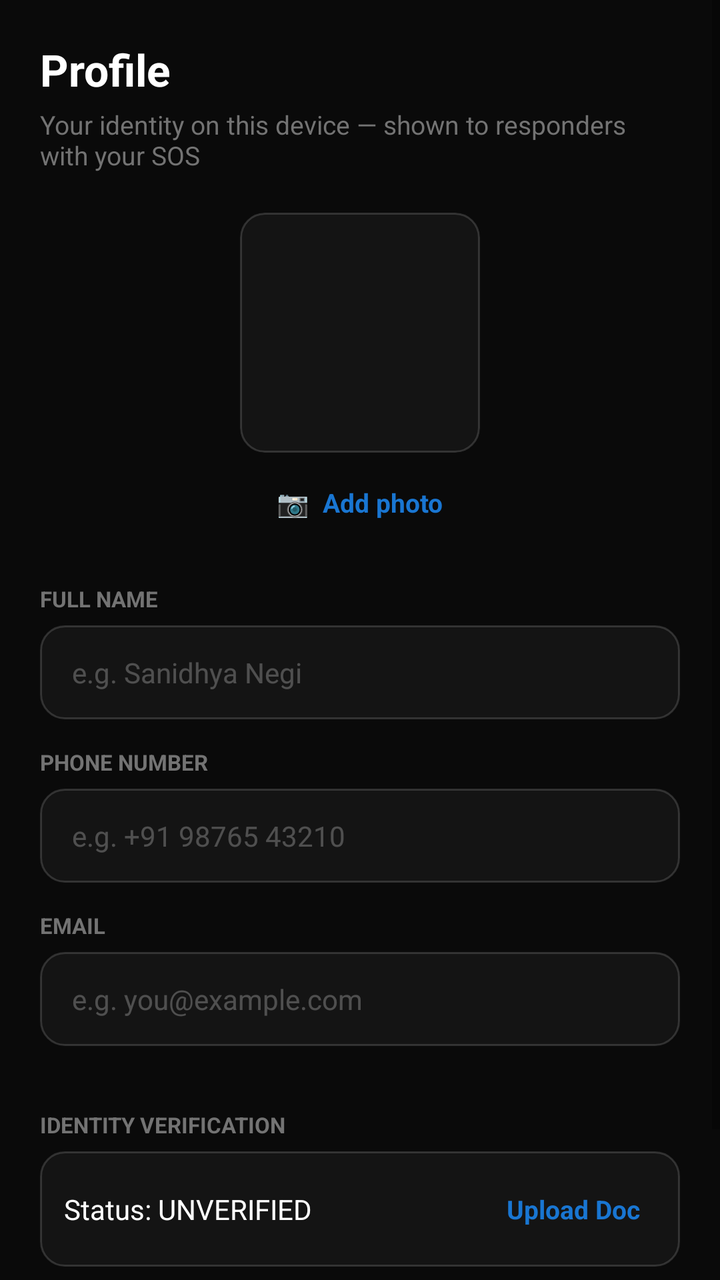
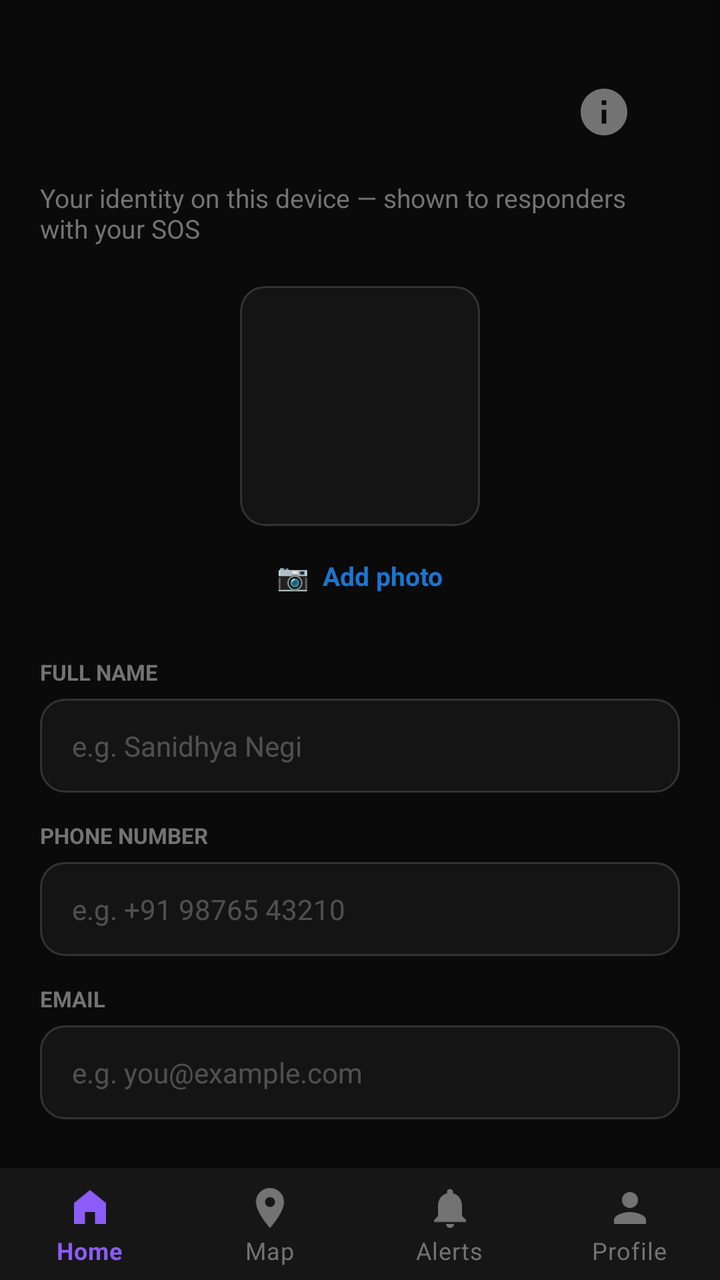

Two renders of the same Android screen: before a commit and after it. Below are the layout's source before the change and the commit's diff.
<!-- AndroidManifest.xml: application theme Theme.GeoRescuX -->
<!-- res/layout/activity_profile.xml -->
<?xml version="1.0" encoding="utf-8"?>
<ScrollView xmlns:android="http://schemas.android.com/apk/res/android"
    android:layout_width="match_parent"
    android:layout_height="match_parent"
    android:background="@color/bg_app"
    android:fillViewport="true">

    <LinearLayout
        android:layout_width="match_parent"
        android:layout_height="wrap_content"
        android:orientation="vertical"
        android:padding="20dp">

        <TextView
            android:layout_width="wrap_content"
            android:layout_height="wrap_content"
            android:text="Profile"
            android:textColor="@color/text_primary"
            android:textSize="22sp"
            android:textStyle="bold" />

        <TextView
            android:layout_width="wrap_content"
            android:layout_height="wrap_content"
            android:layout_marginTop="4dp"
            android:layout_marginBottom="20dp"
            android:text="Your identity on this device — shown to responders with your SOS"
            android:textColor="@color/text_muted"
            android:textSize="13sp" />

        <ImageView
            android:id="@+id/imageProfile"
            android:layout_width="120dp"
            android:layout_height="120dp"
            android:layout_gravity="center_horizontal"
            android:layout_marginBottom="8dp"
            android:background="@drawable/bg_input_field"
            android:clipToOutline="true"
            android:contentDescription="Profile photo"
            android:scaleType="centerCrop" />

        <TextView
            android:id="@+id/textChangePhoto"
            android:layout_width="wrap_content"
            android:layout_height="wrap_content"
            android:layout_gravity="center_horizontal"
            android:layout_marginBottom="24dp"
            android:clickable="true"
            android:focusable="true"
            android:padding="8dp"
            android:text="📷  Add photo"
            android:textColor="#1976D2"
            android:textSize="13sp"
            android:textStyle="bold" />

        <TextView
            android:layout_width="wrap_content"
            android:layout_height="wrap_content"
            android:layout_marginBottom="6dp"
            android:text="FULL NAME"
            android:textColor="@color/text_muted"
            android:textSize="11sp"
            android:textStyle="bold" />

        <EditText
            android:id="@+id/editProfileName"
            android:layout_width="match_parent"
            android:layout_height="wrap_content"
            android:layout_marginBottom="14dp"
            android:background="@drawable/bg_input_field"
            android:hint="e.g. Sanidhya Negi"
            android:inputType="textPersonName"
            android:textColor="@color/text_primary"
            android:textColorHint="@color/text_subtle"
            android:textSize="14sp" />

        <TextView
            android:layout_width="wrap_content"
            android:layout_height="wrap_content"
            android:layout_marginBottom="6dp"
            android:text="PHONE NUMBER"
            android:textColor="@color/text_muted"
            android:textSize="11sp"
            android:textStyle="bold" />

        <EditText
            android:id="@+id/editProfilePhone"
            android:layout_width="match_parent"
            android:layout_height="wrap_content"
            android:layout_marginBottom="14dp"
            android:background="@drawable/bg_input_field"
            android:hint="e.g. +91 98765 43210"
            android:inputType="phone"
            android:textColor="@color/text_primary"
            android:textColorHint="@color/text_subtle"
            android:textSize="14sp" />

        <TextView
            android:layout_width="wrap_content"
            android:layout_height="wrap_content"
            android:layout_marginBottom="6dp"
            android:text="EMAIL"
            android:textColor="@color/text_muted"
            android:textSize="11sp"
            android:textStyle="bold" />

        <EditText
            android:id="@+id/editProfileEmail"
            android:layout_width="match_parent"
            android:layout_height="wrap_content"
            android:layout_marginBottom="24dp"
            android:background="@drawable/bg_input_field"
            android:hint="e.g. you@example.com"
            android:inputType="textEmailAddress"
            android:textColor="@color/text_primary"
            android:textColorHint="@color/text_subtle"
            android:textSize="14sp" />

        <TextView
            android:layout_width="wrap_content"
            android:layout_height="wrap_content"
            android:layout_marginTop="8dp"
            android:layout_marginBottom="6dp"
            android:text="IDENTITY VERIFICATION"
            android:textColor="@color/text_muted"
            android:textSize="11sp"
            android:textStyle="bold" />

        <LinearLayout
            android:layout_width="match_parent"
            android:layout_height="wrap_content"
            android:layout_marginBottom="24dp"
            android:background="@drawable/bg_input_field"
            android:orientation="horizontal"
            android:padding="12dp">

            <TextView
                android:id="@+id/textVerificationStatus"
                android:layout_width="0dp"
                android:layout_height="wrap_content"
                android:layout_weight="1"
                android:layout_gravity="center_vertical"
                android:text="Status: UNVERIFIED"
                android:textColor="@color/text_primary"
                android:textSize="14sp" />

            <TextView
                android:id="@+id/textUploadDocument"
                android:layout_width="wrap_content"
                android:layout_height="wrap_content"
                android:layout_gravity="center_vertical"
                android:clickable="true"
                android:focusable="true"
                android:padding="8dp"
                android:text="Upload Doc"
                android:textColor="#1976D2"
                android:textSize="13sp"
                android:textStyle="bold" />
        </LinearLayout>

        <Button
            android:id="@+id/buttonSaveProfile"
            android:layout_width="match_parent"
            android:layout_height="wrap_content"
            android:backgroundTint="#7C4DFF"
            android:text="Save Profile"
            android:textColor="@android:color/white" />

    </LinearLayout>
</ScrollView>
<!-- resources referenced by this layout -->
<resources>
  <color name="bg_app">#0A0A0A</color>
  <color name="text_muted">#737373</color>
  <color name="text_primary">#FFFFFF</color>
  <color name="text_subtle">#40FFFFFF</color>
  <style name="Theme.GeoRescuX" parent="Theme.MaterialComponents.DayNight.NoActionBar">
          
          <item name="colorPrimary">@color/violet_accent</item>
          <item name="colorPrimaryVariant">@color/bg_app</item>
          <item name="colorOnPrimary">@color/white</item>
          
          <item name="colorSecondary">@color/violet_light</item>
          <item name="colorSecondaryVariant">@color/violet_dim</item>
          <item name="colorOnSecondary">@color/white</item>
          
          <item name="android:windowBackground">@color/bg_app</item>
          <item name="colorSurface">@color/bg_surface</item>
          <item name="colorOnSurface">@color/text_primary</item>
          
          <item name="android:statusBarColor">@color/bg_app</item>
          <item name="android:navigationBarColor">@color/bg_app</item>
          
          <item name="materialCardViewStyle">@style/Widget.GeoRescuX.Card</item>
      </style>
  <color name="bg_input">#141414</color>
  <color name="violet_accent">#7C3AED</color>
  <color name="border_light">#26FFFFFF</color>
  <color name="white">#FFFFFFFF</color>
  <color name="violet_light">#8B5CF6</color>
  <color name="violet_dim">#267C3AED</color>
  <color name="bg_surface">#161616</color>
  <style name="Widget.GeoRescuX.Card" parent="Widget.MaterialComponents.CardView">
          <item name="cardBackgroundColor">@color/bg_card</item>
          <item name="cardCornerRadius">16dp</item>
          <item name="cardElevation">0dp</item>
          <item name="strokeColor">@color/divider_subtle</item>
          <item name="strokeWidth">1dp</item>
      </style>
  <color name="bg_card">#1E1E1E</color>
  <color name="divider_subtle">#14FFFFFF</color>
  <!-- unchanged entries left out for length: 1 -->
</resources>

<!-- the commit's change to res/layout/activity_profile.xml (unified diff, before → after) -->
@@ -1,9 +1,16 @@
 <?xml version="1.0" encoding="utf-8"?>
-<ScrollView xmlns:android="http://schemas.android.com/apk/res/android"
+<LinearLayout xmlns:android="http://schemas.android.com/apk/res/android"
+    xmlns:app="http://schemas.android.com/apk/res-auto"
     android:layout_width="match_parent"
     android:layout_height="match_parent"
     android:background="@color/bg_app"
-    android:fillViewport="true">
+    android:orientation="vertical">
+
+    <ScrollView
+        android:layout_width="match_parent"
+        android:layout_height="0dp"
+        android:layout_weight="1"
+        android:fillViewport="true">
 
     <LinearLayout
         android:layout_width="match_parent"
@@ -11,13 +18,7 @@
         android:orientation="vertical"
         android:padding="20dp">
 
-        <TextView
-            android:layout_width="wrap_content"
-            android:layout_height="wrap_content"
-            android:text="Profile"
-            android:textColor="@color/text_primary"
-            android:textSize="22sp"
-            android:textStyle="bold" />
+        <include layout="@layout/view_top_bar" />
 
         <TextView
             android:layout_width="wrap_content"
@@ -166,5 +167,133 @@
             android:text="Save Profile"
             android:textColor="@android:color/white" />
 
+        
+        <TextView
+            android:layout_width="wrap_content"
+            android:layout_height="wrap_content"
+            android:layout_marginTop="20dp"
+            android:layout_marginBottom="6dp"
+            android:text="@string/profile_region"
+            android:textColor="@color/text_muted"
+            android:textSize="11sp"
+            android:textStyle="bold" />
+
+        <LinearLayout
+            android:id="@+id/rowRegion"
+            android:layout_width="match_parent"
+            android:layout_height="wrap_content"
+            android:layout_marginBottom="12dp"
+            android:background="@drawable/bg_input_field"
+            android:gravity="center_vertical"
+            android:orientation="horizontal"
+            android:padding="12dp">
+
+            <TextView
+                android:id="@+id/textProfileRegion"
+                android:layout_width="0dp"
+                android:layout_height="wrap_content"
+                android:layout_weight="1"
+                android:textColor="@color/text_primary"
+                android:textSize="14sp" />
+
+            <TextView
+                android:layout_width="wrap_content"
+                android:layout_height="wrap_content"
+                android:text="@string/profile_change_region"
+                android:textColor="@color/violet_light"
+                android:textSize="13sp"
+                android:textStyle="bold" />
+        </LinearLayout>
+
+        
+        <LinearLayout
+            android:id="@+id/rowEmergencyContacts"
+            android:layout_width="match_parent"
+            android:layout_height="wrap_content"
+            android:layout_marginBottom="20dp"
+            android:background="@drawable/bg_input_field"
+            android:gravity="center_vertical"
+            android:orientation="horizontal"
+            android:padding="12dp">
+
+            <TextView
+                android:layout_width="0dp"
+                android:layout_height="wrap_content"
+                android:layout_weight="1"
+                android:text="@string/profile_emergency_contacts"
+                android:textColor="@color/text_primary"
+                android:textSize="14sp" />
+
+            <TextView
+                android:layout_width="wrap_content"
+                android:layout_height="wrap_content"
+                android:text="Manage"
+                android:textColor="@color/violet_light"
+                android:textSize="13sp"
+                android:textStyle="bold" />
+        </LinearLayout>
+
+        <Button
+            android:id="@+id/buttonLogout"
+            android:layout_width="match_parent"
+            android:layout_height="wrap_content"
+            android:background="@drawable/bg_button_secondary"
+            android:stateListAnimator="@null"
+            android:text="@string/profile_log_out"
+            android:textAllCaps="false"
+            android:textColor="@color/text_muted"
+            android:textSize="14sp"
+            android:textStyle="bold"
+            app:backgroundTint="@null" />
+
     </LinearLayout>
-</ScrollView>
+    </ScrollView>
+
+    <include layout="@layout/view_bottom_nav" />
+</LinearLayout>
+<!-- res/layout/view_top_bar.xml (included above) -->
+<?xml version="1.0" encoding="utf-8"?>
+<LinearLayout xmlns:android="http://schemas.android.com/apk/res/android"
+    android:layout_width="match_parent"
+    android:layout_height="wrap_content"
+    android:gravity="center_vertical"
+    android:orientation="horizontal"
+    android:paddingHorizontal="18dp"
+    android:paddingTop="16dp"
+    android:paddingBottom="10dp">
+
+    <TextView
+        android:id="@+id/topBarTitle"
+        android:layout_width="0dp"
+        android:layout_height="wrap_content"
+        android:layout_weight="1"
+        android:textColor="@color/text_primary"
+        android:textSize="20sp"
+        android:textStyle="bold" />
+
+    
+    <ImageView
+        android:id="@+id/helpButton"
+        android:layout_width="40dp"
+        android:layout_height="40dp"
+        android:background="?attr/selectableItemBackgroundBorderless"
+        android:contentDescription="Help"
+        android:padding="6dp"
+        android:src="@drawable/ic_help"
+        app:tint="@color/text_muted"
+        xmlns:app="http://schemas.android.com/apk/res-auto" />
+</LinearLayout>
+<!-- res/layout/view_bottom_nav.xml (included above) -->
+<?xml version="1.0" encoding="utf-8"?>
+<com.google.android.material.bottomnavigation.BottomNavigationView
+    xmlns:android="http://schemas.android.com/apk/res/android"
+    xmlns:app="http://schemas.android.com/apk/res-auto"
+    android:id="@+id/bottomNavigationView"
+    android:layout_width="match_parent"
+    android:layout_height="wrap_content"
+    android:background="@color/bg_surface"
+    app:elevation="0dp"
+    app:itemIconTint="@color/bottom_nav_item_color"
+    app:itemTextColor="@color/bottom_nav_item_color"
+    app:labelVisibilityMode="labeled"
+    app:menu="@menu/bottom_nav_menu" />
<!-- resource entries referenced after the edit -->
@@ -28,6 +28,38 @@
   <color name="border_light">#26FFFFFF</color>
   <color name="white">#FFFFFFFF</color>
   <color name="violet_light">#8B5CF6</color>
+  <!-- drawable bg_button_secondary (drawable) -->
+  <?xml version="1.0" encoding="utf-8"?>
+  <ripple xmlns:android="http://schemas.android.com/apk/res/android"
+      android:color="#26FFFFFF">
+      <item>
+          <shape android:shape="rectangle">
+              <solid android:color="@color/bg_card" />
+              <corners android:radius="12dp" />
+              <stroke
+                  android:width="1dp"
+                  android:color="@color/divider_subtle" />
+              <padding
+                  android:bottom="14dp"
+                  android:top="14dp" />
+          </shape>
+      </item>
+  </ripple>
+  <!-- drawable ic_help (drawable) -->
+  <vector xmlns:android="http://schemas.android.com/apk/res/android"
+      android:width="24dp"
+      android:height="24dp"
+      android:viewportWidth="24"
+      android:viewportHeight="24"
+      android:tint="?attr/colorControlNormal">
+      <path
+          android:fillColor="@android:color/white"
+          android:pathData="M12,2 C6.48,2 2,6.48 2,12 s4.48,10 10,10 10,-4.48 10,-10 S17.52,2 12,2 Z M13,17 h-2 v-6 h2 Z M13,9 h-2 V7 h2 Z" />
+  </vector>
+  <string name="profile_change_region">Change region</string>
+  <string name="profile_emergency_contacts">Emergency Contacts</string>
+  <string name="profile_log_out">Log Out</string>
+  <string name="profile_region">Region</string>
   <color name="violet_dim">#267C3AED</color>
   <color name="bg_surface">#161616</color>
   <style name="Widget.GeoRescuX.Card" parent="Widget.MaterialComponents.CardView">
